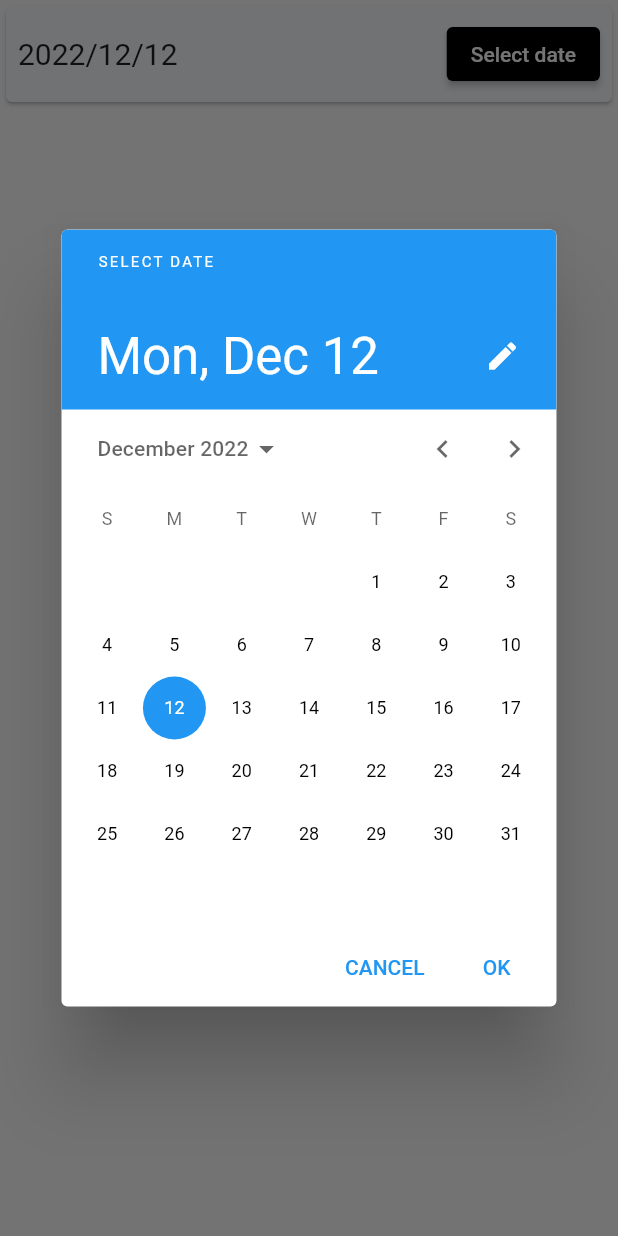
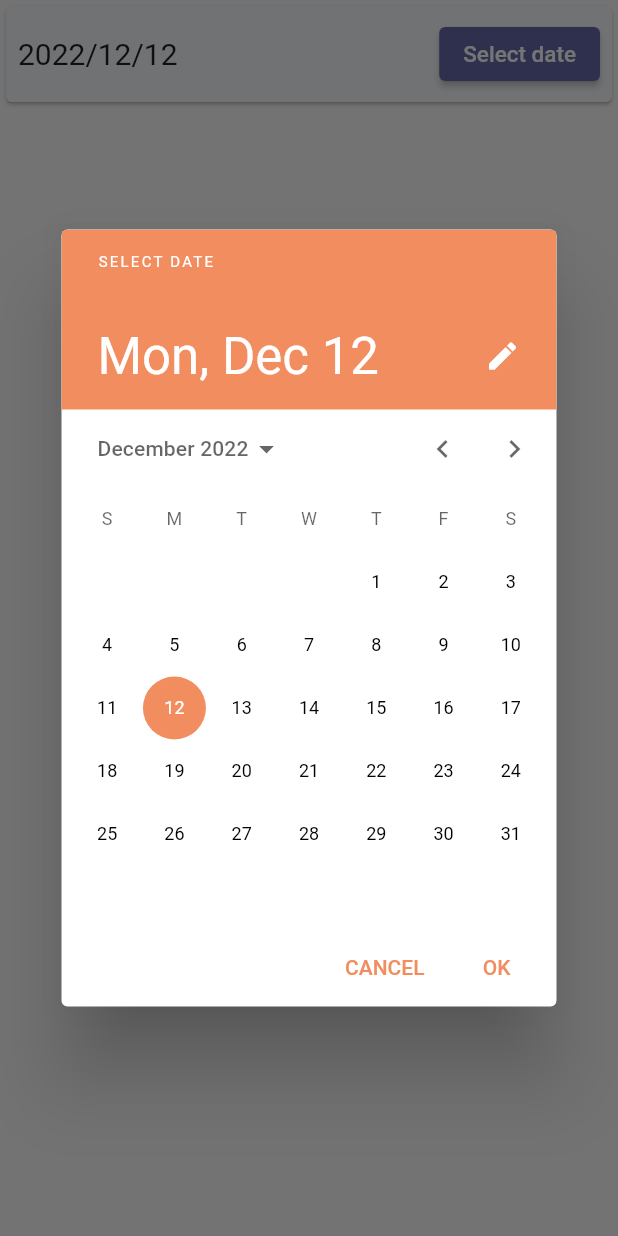
Before and after one commit to UraShiba/dutch_app, a Flutter app: the DatePickCard widget shown alone on an empty page, opened directly, after a tap on "Select date", on a phone screen of 412 x 824 dp. Run offline on Flutter 3.47's test engine with Material 2 defaults, Android fonts, the light colour scheme and no system bars; our stand-ins replace equatable, flutter_bloc.

Commit message:
change color and add configration file

```diff
--- a/lib/calculate_page/widget/input_card/date_pick_card.dart
+++ b/lib/calculate_page/widget/input_card/date_pick_card.dart
@@ -1,4 +1,5 @@
 import 'package:dutch_app/bloc/date_pick/date_pick_cubit.dart';
+import 'package:dutch_app/configration/style.dart';
 import 'package:flutter/material.dart';
 import 'package:flutter_bloc/flutter_bloc.dart';
 
@@ -22,19 +23,32 @@ class DatePickCard extends StatelessWidget {
             }),
             ElevatedButton(
               style: ElevatedButton.styleFrom(
-                backgroundColor: Colors.black,
+                backgroundColor: const Color(0xFF6667AB),
               ),
               onPressed: () async {
                 DateTime? newDate = await showDatePicker(
                     context: context,
                     initialDate: context.read<DatePickCubit>().getDateTime(),
                     firstDate: DateTime(2020),
-                    lastDate: DateTime(2100));
+                    lastDate: DateTime(2100),
+                    builder: (context, child) {
+                      return Theme(
+                        data: ThemeData.light().copyWith(
+                          colorScheme: const ColorScheme.light().copyWith(
+                            primary: orangeColor,
+                          ),
+                        ),
+                        child: child!,
+                      );
+                    });
                 if (newDate != null) {
                   context.read<DatePickCubit>().setDateTime(newDate);
                 }
               },
-              child: const Text('Select date'),
+              child: const Text(
+                'Select date',
+                style: buttonTextStyle,
+              ),
             ),
           ],
         ),
--- a/lib/calculate_page/widget/input_card/highway_tool_input_card.dart
+++ b/lib/calculate_page/widget/input_card/highway_tool_input_card.dart
@@ -1,5 +1,6 @@
 import 'package:dutch_app/bloc/highway_tool/highway_tool_cubit.dart';
 import 'package:dutch_app/bloc/total_amount/total_amount_cubit.dart';
+import 'package:dutch_app/configration/style.dart';
 import 'package:flutter/material.dart';
 import 'package:flutter/services.dart';
 import 'package:flutter_bloc/flutter_bloc.dart';
@@ -26,12 +27,12 @@ class HighwayToolInputCard extends StatelessWidget {
             const Text(
               "Highway tool",
               textAlign: TextAlign.left,
-              style: TextStyle(fontSize: 20),
+              style: textStyle1,
             ),
             Row(
               mainAxisAlignment: MainAxisAlignment.spaceBetween,
               children: [
-                const Text("Fare"),
+                const Text("Fare", style: textStyle2),
                 SizedBox(
                   width: 50,
                   height: 50,
--- a/lib/calculate_page/widget/input_card/parking_fee_card.dart
+++ b/lib/calculate_page/widget/input_card/parking_fee_card.dart
@@ -1,5 +1,6 @@
 import 'package:dutch_app/bloc/parking_fee/parking_fee_cubit.dart';
 import 'package:dutch_app/bloc/total_amount/total_amount_cubit.dart';
+import 'package:dutch_app/configration/color.dart';
 import 'package:flutter/material.dart';
 import 'package:flutter/services.dart';
 import 'package:flutter_bloc/flutter_bloc.dart';
@@ -25,12 +26,12 @@ class ParkingFeeCard extends StatelessWidget {
             const Text(
               "Parking tool",
               textAlign: TextAlign.left,
-              style: TextStyle(fontSize: 20),
+              style: textStyle1,
             ),
             Row(
               mainAxisAlignment: MainAxisAlignment.spaceBetween,
               children: [
-                const Text("Fare"),
+                const Text("Fare", style: textStyle2),
                 SizedBox(
                   width: 50,
                   height: 50,
--- a/lib/calculate_page/widget/save_button.dart
+++ b/lib/calculate_page/widget/save_button.dart
@@ -2,6 +2,7 @@ import 'package:dutch_app/bloc/date_pick/date_pick_cubit.dart';
 import 'package:dutch_app/bloc/history/history_cubit.dart';
 import 'package:dutch_app/bloc/member/member_cubit.dart';
 import 'package:dutch_app/bloc/total_amount/total_amount_cubit.dart';
+import 'package:dutch_app/configration/color.dart';
 import 'package:dutch_app/model/history.dart';
 import 'package:flutter/material.dart';
 import 'package:flutter_bloc/flutter_bloc.dart';
@@ -14,7 +15,7 @@ class SaveButton extends StatelessWidget {
     return Center(
       child: ElevatedButton(
         style: ElevatedButton.styleFrom(
-          backgroundColor: Colors.black,
+          backgroundColor: const Color(0xFF6667AB),
         ),
         onPressed: () {
           DateTime dateTime = context.read<DatePickCubit>().getDateTime();
@@ -24,7 +25,7 @@ class SaveButton extends StatelessWidget {
           context.read<HistoryCubit>().addHistory(History(
               dateTime: dateTime, memberName: memberList, money: money));
         },
-        child: const Text('Save'),
+        child: const Text('Save', style: buttonTextStyle),
       ),
     );
   }
--- /dev/null
+++ b/lib/configration/style.dart
@@ -0,0 +1,12 @@
+import 'package:flutter/material.dart';
+
+const whiteColor = Color(0xFFFEFEFF);
+const orangeColor = Color(0xFFF18D5F);
+
+const buttonColor = Color(0xFF6667AB);
+const cardColor = Color(0xFFF6F9FC);
+
+const textStyle1 = TextStyle(fontSize: 20);
+const textStyle2 = TextStyle(fontSize: 16);
+const textStyle3 = TextStyle(fontSize: 14);
+const buttonTextStyle = TextStyle(fontSize: 15);
```
Also changed, not shown: lib/calculate_page/widget/entered_item_card.dart (+8 -3 lines), lib/calculate_page/widget/input_card/gas_input_card.dart (+12 -8 lines), lib/calculate_page/widget/input_card/member_input_card.dart (+8 -4 lines), lib/calculate_page/widget/input_card/price_per_person_card.dart (+7 -4 lines), lib/history_page/history_page.dart (+7 -37 lines), lib/main.dart (+6 -5 lines).
